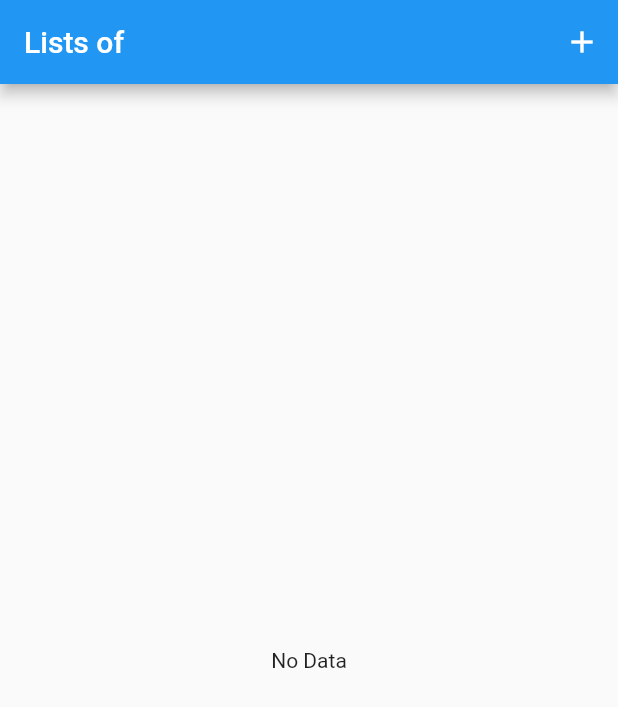
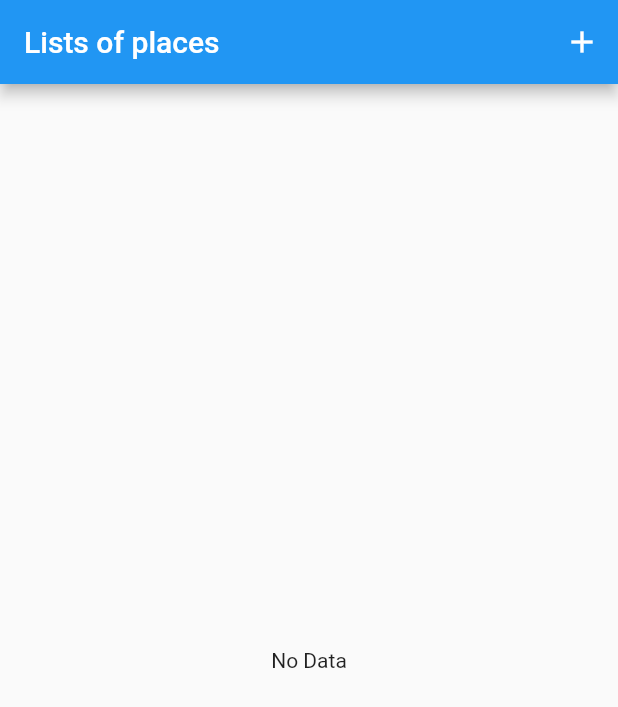
Before and after one commit to iHamza7/Native-features, a Flutter app: the screen it shows after launch, on a phone screen of 412 x 824 dp. Shown: the top 707 px of the screen. Run offline on Flutter 3.47's test engine with Material 2 defaults, Android fonts, the phone set to English and light mode, and no system bars.

Commit message:
lib changed

```diff
--- a/lib/screens/placelistscreen.dart
+++ b/lib/screens/placelistscreen.dart
@@ -10,7 +10,7 @@ class PlacesListScreen extends StatelessWidget {
   Widget build(BuildContext context) {
     return Scaffold(
       appBar: AppBar(
-        title: const Text('Lists of '),
+        title: const Text('Lists of places '),
         actions: [
           IconButton(
             onPressed: () {
```
